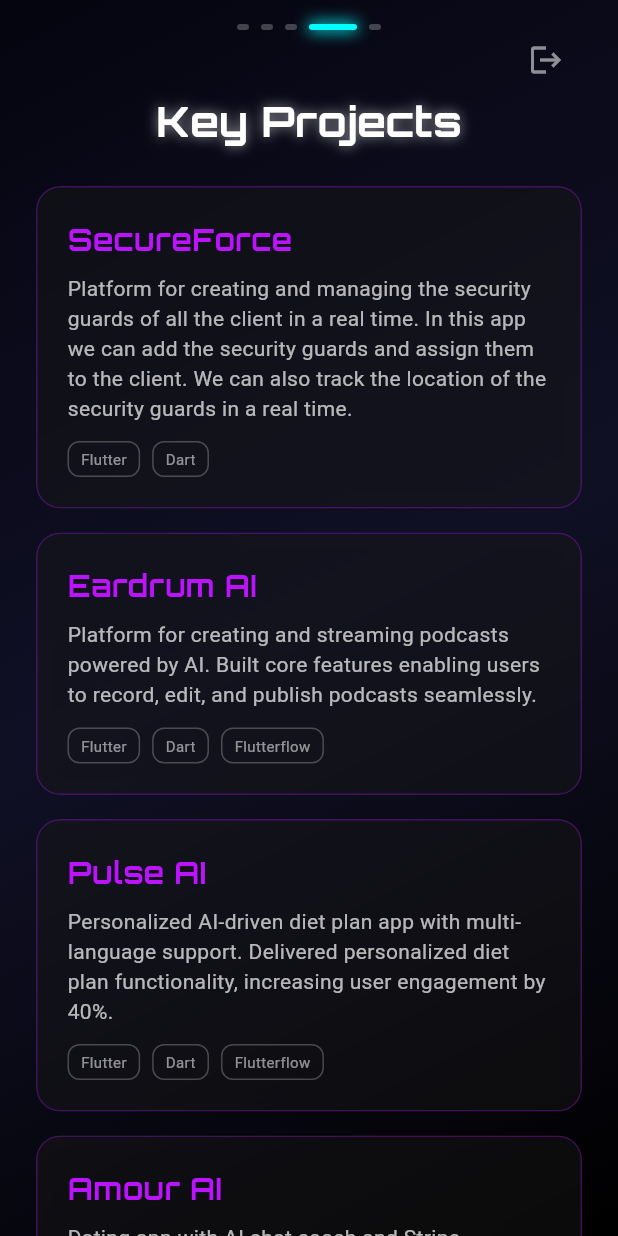
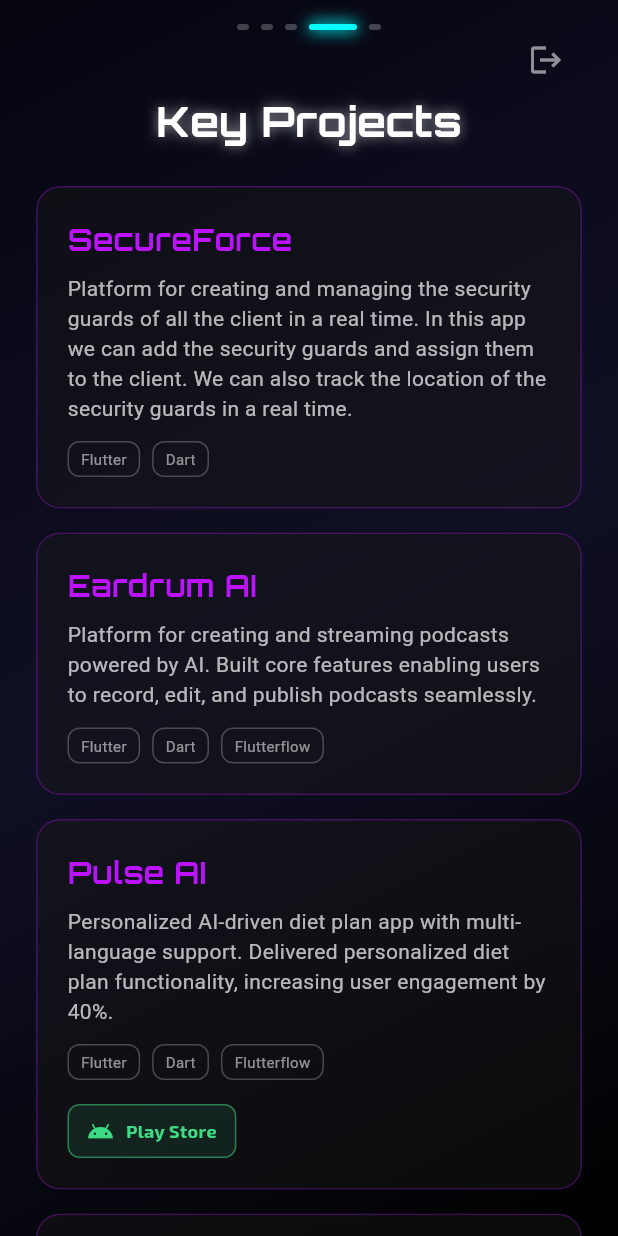
Before and after one commit to NeelM19/My-Bio, a Flutter app: the BioScreen screen opened directly, swiped to page 4, on a phone screen of 412 x 824 dp. Run offline on Flutter 3.47's test engine with Material 3 defaults, Android fonts, the phone set to English and light mode, and no system bars; drawn by our look-alikes of flutter_animate; our stand-ins replace cloud_firestore, firebase_analytics, firebase_auth, firebase_core, firebase_crashlytics, firebase_messaging and 6 more; accounts and stored records are empty.

Commit message:
- added application's url

```diff
--- a/lib/data/resume_data.dart
+++ b/lib/data/resume_data.dart
@@ -93,6 +93,8 @@
       description:
           "Personalized AI-driven diet plan app with multi-language support. Delivered personalized diet plan functionality, increasing user engagement by 40%.",
       tools: ["Flutter", "Dart", "Flutterflow"],
+      googlePlay:
+          "https://play.google.com/store/apps/details?id=com.pulse.workout&hl=en",
     ),
     Project(
       title: "Amour AI",
@@ -105,18 +107,27 @@
       description:
           "A app were user can add the beneficiary for their owning’s. Integrated secure messaging service to send a message.",
       tools: ["Flutter", "Dart", "Flutterflow"],
+      googlePlay:
+          "https://play.google.com/store/apps/details?id=com.b4igo_mobile&hl=en",
+      appStore: "https://apps.apple.com/in/app/b4igo/id6751222879",
     ),
     Project(
       title: "Infinaeon",
       description:
           "A blockchain app were user can buy, sell or swap the tokens. Integrated the dApp browser were user connect with different website.",
       tools: ["Flutter", "Dart"],
+      googlePlay:
+          "https://play.google.com/store/apps/details?id=com.infinaeon.wallet&hl=en",
+      appStore: "https://apps.apple.com/in/app/infinaeon/id6744882809",
     ),
     Project(
       title: "Dive Wallet",
       description:
           "A blockchain app were user can buy, sell or swap the tokens. Integrated the dApp browser were user connect with different website.",
       tools: ["Flutter", "Dart"],
+      googlePlay:
+          "https://play.google.com/store/apps/details?id=com.dive.wallet&hl=en",
+      appStore: "https://apps.apple.com/in/app/divewallet/id6444395828",
     ),
     Project(
       title: "Comuna",
@@ -129,12 +140,16 @@
       description:
           "Social/dating + professional networking hybrid app. Enabled real-time communication and event updates.",
       tools: ["Flutter", "Dart"],
+      googlePlay:
+          "https://play.google.com/store/apps/details?id=com.geloapp.gelo&hl=en",
     ),
     Project(
       title: "Botree-sfa",
       description:
           "Multi-user enterprise app with local database integration for offline support.",
       tools: ["Flutter", "Dart"],
+      googlePlay:
+          "https://play.google.com/store/apps/details?id=com.botree.mobilitysfa.botreesfa&hl=en",
     ),
     Project(
       title: "Asset Management",
@@ -147,12 +162,18 @@
       description:
           "Competition management app with chat, profiles, and networking features. Integrated with email and otp features for the app.",
       tools: ["Flutter", "Dart"],
+      googlePlay:
+          "https://play.google.com/store/apps/details?id=com.sfl.is.dreamteamcompete&hl=en",
+      appStore: "https://apps.apple.com/in/app/dream-team-compete/id6451382737",
     ),
     Project(
       title: "Cape County Health",
       description:
           "Healthcare app with event updates and emergency communication.",
       tools: ["Flutter", "Dart"],
+      googlePlay:
+          "https://play.google.com/store/apps/details?id=com.sfl.is.capecountyhealth&hl=en",
+      appStore: "https://apps.apple.com/in/app/cape-county-health/id6473919427",
     ),
     Project(
       title: "Claygoo",
@@ -264,10 +285,14 @@
   final String title;
   final String description;
   final List<String> tools;
+  final String? googlePlay;
+  final String? appStore;
 
   const Project({
     required this.title,
     required this.description,
     required this.tools,
+    this.googlePlay,
+    this.appStore,
   });
 }
--- a/lib/screens/bio/bio_screen.dart
+++ b/lib/screens/bio/bio_screen.dart
@@ -530,6 +530,35 @@
                             )
                             .toList(),
                       ),
+                      if (project.googlePlay != null ||
+                          project.appStore != null) ...[
+                        const SizedBox(height: 16),
+                        Row(
+                          children: [
+                            if (project.googlePlay != null)
+                              _buildStoreButton(
+                                icon: Icons.android,
+                                label: "Play Store",
+                                url: project.googlePlay!,
+                                color: const Color(0xFF3DDC84),
+                                projectName: project.title,
+                                storeName: 'Play Store',
+                              ),
+                            if (project.googlePlay != null &&
+                                project.appStore != null)
+                              const SizedBox(width: 12),
+                            if (project.appStore != null)
+                              _buildStoreButton(
+                                icon: Icons.apple,
+                                label: "App Store",
+                                url: project.appStore!,
+                                color: Colors.white,
+                                projectName: project.title,
+                                storeName: 'App Store',
+                              ),
+                          ],
+                        ),
+                      ],
                     ],
                   ),
                 ).animate().slideY(begin: 0.2, delay: (50 * index).ms).fadeIn(),
@@ -538,6 +567,50 @@
           ),
         ),
       ],
+    );
+  }
+
+  Widget _buildStoreButton({
+    required IconData icon,
+    required String label,
+    required String url,
+    required Color color,
+    required String projectName,
+    required String storeName,
+  }) {
+    return InkWell(
+      onTap: () {
+        _analyticsService.logEvent('store_link_clicked', {
+          'project_name': projectName,
+          'store_platform': storeName,
+          'url': url,
+        });
+        _launchUrl(url);
+      },
+      borderRadius: BorderRadius.circular(8),
+      child: Container(
+        padding: const EdgeInsets.symmetric(horizontal: 12, vertical: 8),
+        decoration: BoxDecoration(
+          border: Border.all(color: color.withOpacity(0.5)),
+          borderRadius: BorderRadius.circular(8),
+          color: color.withOpacity(0.1),
+        ),
+        child: Row(
+          mainAxisSize: MainAxisSize.min,
+          children: [
+            Icon(icon, color: color, size: 18),
+            const SizedBox(width: 8),
+            Text(
+              label,
+              style: GoogleFonts.exo2(
+                color: color,
+                fontSize: 12,
+                fontWeight: FontWeight.bold,
+              ),
+            ),
+          ],
+        ),
+      ),
     );
   }
 
```
